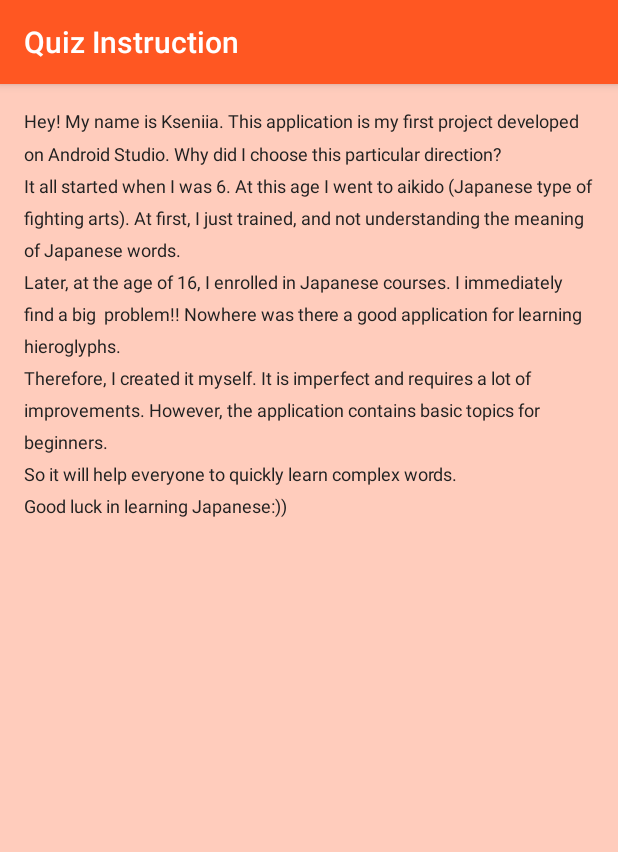
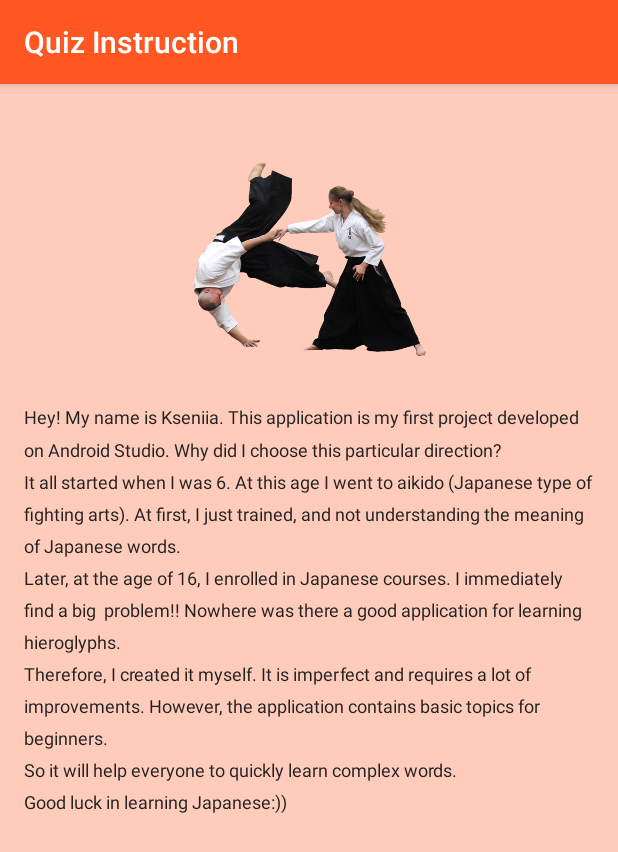
Before and after one commit to sesikova/KanjiCard, an Android app: the screen it shows after launch (AboutActivity), after a tap on "ABOUT", on a phone screen of 412 x 824 dp. Shown: the top 852 px of the screen. Run offline under Robolectric (Android 15) with nearby library versions, the phone set to English and light mode, and no system bars.

Commit message:
Update 2

```diff
--- a/app/src/main/java/com/sesikova/android/nihongoquiz/MainActivity.java
+++ b/app/src/main/java/com/sesikova/android/nihongoquiz/MainActivity.java
@@ -30,8 +30,8 @@ public class MainActivity extends AppCompatActivity {
         new Handler().postDelayed(new Runnable() {
             @Override
             public void run() {
-                Intent menuIntent = new Intent(MainActivity.this, MenuActivity.class);
-                startActivity(menuIntent);
+                Intent menuActivityIntent = new Intent(MainActivity.this, MenuActivity.class);
+                startActivity(menuActivityIntent);
                 MainActivity.this.finish();
             }
         }, SPLASH_DISPLAY_LENGTH);
--- a/app/src/main/res/layout/activity_about.xml
+++ b/app/src/main/res/layout/activity_about.xml
@@ -11,14 +11,26 @@
     android:background="@color/colorPrimaryLight"
     tools:context="com.sesikova.android.nihongoquiz.AboutActivity">
 
+    <ImageView
+        android:id="@+id/about_logo"
+        android:layout_width="163dp"
+        android:layout_height="194dp"
+        android:layout_centerHorizontal="true"
+        android:contentDescription="@string/app_name"
+        android:src="@drawable/aikido" />
+
     <TextView
         android:id="@+id/instruction"
         android:layout_width="wrap_content"
         android:layout_height="wrap_content"
+        android:layout_below="@+id/about_logo"
+        android:layout_centerHorizontal="true"
         android:layout_alignParentTop="true"
-        android:layout_centerHorizontal="true"
+        android:layout_marginTop="197dp"
         android:lineSpacingMultiplier="1.5"
         android:textColor="@color/colorPrimaryText"
         android:textSize="12sp" />
 
+
+
 </RelativeLayout>
--- a/app/src/main/res/layout/activity_topic.xml
+++ b/app/src/main/res/layout/activity_topic.xml
@@ -8,7 +8,7 @@ android:background="@color/colorPrimaryLight"
 tools:context="com.sesikova.android.nihongoquiz.TopicActivity">
 
 <android.support.v7.widget.RecyclerView
-    android:id="@+id/quiz_topic"
+    android:id="@+id/topic_list"
     android:layout_centerHorizontal="true"
     android:layout_width="match_parent"
     android:layout_height="match_parent"
```
Also changed, not shown: app/src/main/java/com/sesikova/android/nihongoquiz/Adapter/TopicAdapter.java (+6 -7 lines), app/src/main/java/com/sesikova/android/nihongoquiz/TopicActivity.java (+8 -8 lines).
